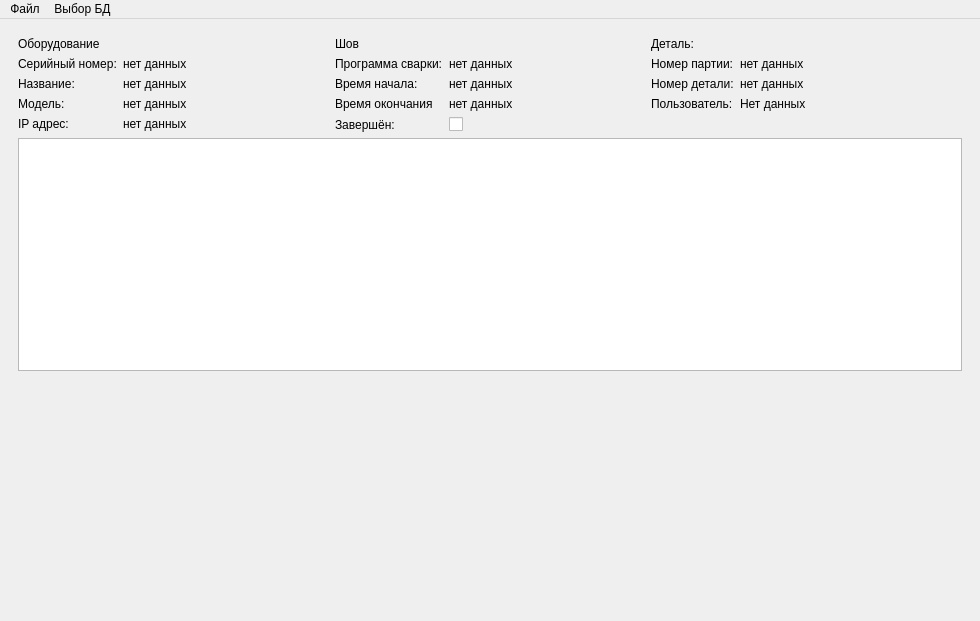
Qt form venv/irsDB/base.ui (Ilaygor/irsDB) before a commit.
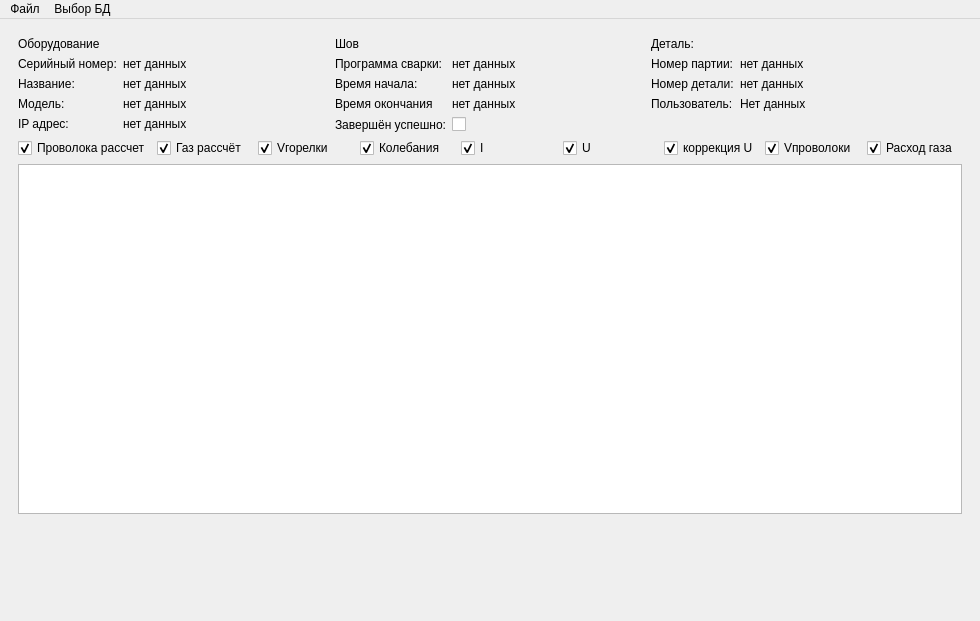
The same form after that commit. Icons and pictures are not drawn. Custom widgets are drawn as their Qt base class.

What changed in the file:
```diff
--- a/venv/irsDB/base.ui
+++ b/venv/irsDB/base.ui
@@ -170,7 +170,7 @@
             <item row="4" column="0">
              <widget class="QLabel" name="label_17">
               <property name="text">
-               <string>Завершён:</string>
+               <string>Завершён успешно:</string>
               </property>
              </widget>
             </item>
@@ -242,7 +242,108 @@
          </layout>
         </item>
         <item>
-         <widget class="QChartView" name="graph"/>
+         <layout class="QHBoxLayout" name="horizontalLayout_8">
+          <item>
+           <widget class="QCheckBox" name="checkBox_4">
+            <property name="text">
+             <string>Проволока рассчет</string>
+            </property>
+            <property name="checked">
+             <bool>true</bool>
+            </property>
+           </widget>
+          </item>
+          <item>
+           <widget class="QCheckBox" name="checkBox_3">
+            <property name="text">
+             <string>Газ рассчёт</string>
+            </property>
+            <property name="checked">
+             <bool>true</bool>
+            </property>
+           </widget>
+          </item>
+          <item>
+           <widget class="QCheckBox" name="checkBox_5">
+            <property name="text">
+             <string>Vгорелки</string>
+            </property>
+            <property name="checked">
+             <bool>true</bool>
+            </property>
+           </widget>
+          </item>
+          <item>
+           <widget class="QCheckBox" name="checkBox_10">
+            <property name="text">
+             <string>Колебания</string>
+            </property>
+            <property name="checked">
+             <bool>true</bool>
+            </property>
+           </widget>
+          </item>
+          <item>
+           <widget class="QCheckBox" name="checkBox_9">
+            <property name="text">
+             <string>I</string>
+            </property>
+            <property name="checked">
+             <bool>true</bool>
+            </property>
+           </widget>
+          </item>
+          <item>
+           <widget class="QCheckBox" name="checkBox_8">
+            <property name="text">
+             <string>U</string>
+            </property>
+            <property name="checked">
+             <bool>true</bool>
+            </property>
+           </widget>
+          </item>
+          <item>
+           <widget class="QCheckBox" name="checkBox_7">
+            <property name="text">
+             <string>коррекция U</string>
+            </property>
+            <property name="checked">
+             <bool>true</bool>
+            </property>
+           </widget>
+          </item>
+          <item>
+           <widget class="QCheckBox" name="checkBox_6">
+            <property name="text">
+             <string>Vпроволоки</string>
+            </property>
+            <property name="checked">
+             <bool>true</bool>
+            </property>
+           </widget>
+          </item>
+          <item>
+           <widget class="QCheckBox" name="checkBox_2">
+            <property name="text">
+             <string>Расход газа</string>
+            </property>
+            <property name="checked">
+             <bool>true</bool>
+            </property>
+           </widget>
+          </item>
+         </layout>
+        </item>
+        <item>
+         <widget class="QChartView" name="graph">
+          <property name="minimumSize">
+           <size>
+            <width>0</width>
+            <height>350</height>
+           </size>
+          </property>
+         </widget>
         </item>
         <item>
          <spacer name="verticalSpacer_8">
```
Left out of the diff: 2 changed lines with no effect on the pictures.
